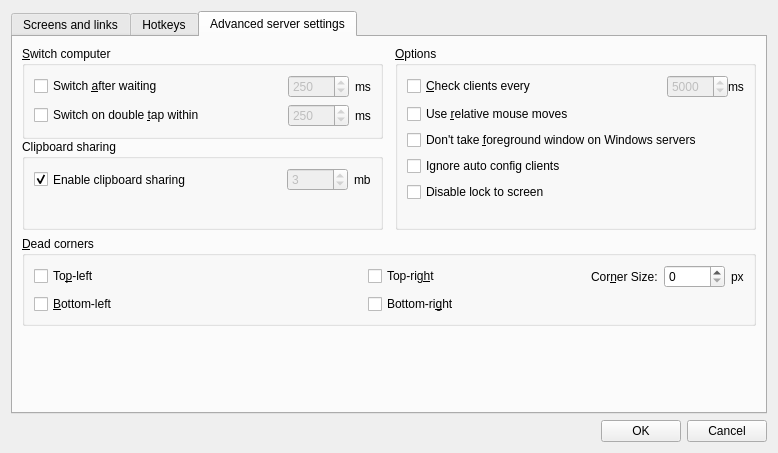
The window that src/gui/src/ServerConfigDialogBase.ui (deskflow/deskflow) describes before a commit, drawn with Qt 5.
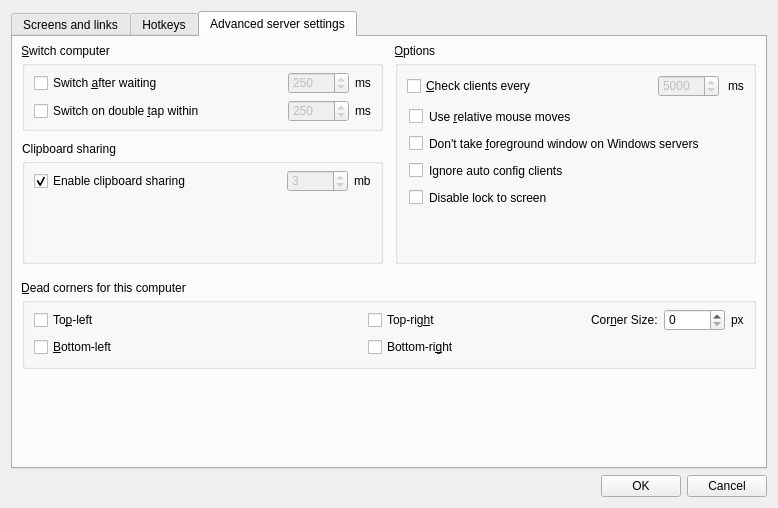
The same window after the commit. Icons and pictures are not drawn. Custom widgets are drawn as their Qt base class.

Commit message: SYNERGY-799 Fix margins for advanced tab

Patch:
```diff
--- a/src/gui/src/ServerConfigDialogBase.ui
+++ b/src/gui/src/ServerConfigDialogBase.ui
@@ -7,15 +7,27 @@
     <x>0</x>
     <y>0</y>
     <width>778</width>
-    <height>453</height>
+    <height>508</height>
    </rect>
   </property>
+  <property name="minimumSize">
+   <size>
+    <width>0</width>
+    <height>0</height>
+   </size>
+  </property>
   <property name="windowTitle">
    <string>Server Configuration</string>
   </property>
   <layout class="QVBoxLayout">
    <item>
     <widget class="QTabWidget" name="m_pTabWidget">
+     <property name="minimumSize">
+      <size>
+       <width>0</width>
+       <height>0</height>
+      </size>
+     </property>
      <property name="currentIndex">
       <number>2</number>
      </property>
@@ -339,6 +351,12 @@
        <string>Advanced server settings</string>
       </attribute>
       <layout class="QGridLayout">
+       <property name="leftMargin">
+        <number>9</number>
+       </property>
+       <property name="rightMargin">
+        <number>9</number>
+       </property>
        <item row="1" column="0">
         <layout class="QVBoxLayout" name="verticalLayout_2">
          <property name="spacing">
@@ -347,6 +365,9 @@
          <property name="topMargin">
           <number>0</number>
          </property>
+         <property name="bottomMargin">
+          <number>0</number>
+         </property>
          <item>
           <widget class="QGroupBox" name="m_pGroupSwitch">
            <property name="font">
@@ -354,10 +375,25 @@
              <kerning>true</kerning>
             </font>
            </property>
+           <property name="styleSheet">
+            <string notr="true">QGroupBox::title{
+   left: -5px;
+   top: -2px;
+}</string>
+           </property>
            <property name="title">
             <string>&amp;Switch computer</string>
            </property>
            <layout class="QVBoxLayout">
+            <property name="spacing">
+             <number>6</number>
+            </property>
+            <property name="topMargin">
+             <number>6</number>
+            </property>
+            <property name="bottomMargin">
+             <number>6</number>
+            </property>
             <item>
              <layout class="QHBoxLayout">
               <item>
@@ -467,6 +503,22 @@
            </layout>
           </widget>
          </item>
+         <item>
+          <spacer name="verticalSpacer_4">
+           <property name="orientation">
+            <enum>Qt::Vertical</enum>
+           </property>
+           <property name="sizeType">
+            <enum>QSizePolicy::Fixed</enum>
+           </property>
+           <property name="sizeHint" stdset="0">
+            <size>
+             <width>20</width>
+             <height>13</height>
+            </size>
+           </property>
+          </spacer>
+         </item>
          <item>
           <widget class="QGroupBox" name="groupBox_3">
            <property name="font">
@@ -474,12 +526,24 @@
              <kerning>true</kerning>
             </font>
            </property>
+           <property name="styleSheet">
+            <string notr="true">QGroupBox::title{
+   left: -2px;
+   top: -2px;
+}</string>
+           </property>
            <property name="title">
             <string>Clipboard sharing</string>
            </property>
            <layout class="QVBoxLayout" name="verticalLayout_3">
+            <property name="topMargin">
+             <number>6</number>
+            </property>
             <item>
              <layout class="QHBoxLayout" name="horizontalLayout">
+              <property name="spacing">
+               <number>6</number>
+              </property>
               <item>
                <widget class="QCheckBox" name="m_pCheckBoxEnableClipboard">
                 <property name="sizePolicy">
@@ -539,7 +603,7 @@
               <property name="sizeHint" stdset="0">
                <size>
                 <width>20</width>
-                <height>23</height>
+                <height>60</height>
                </size>
               </property>
              </spacer>
@@ -569,13 +633,22 @@
            <kerning>true</kerning>
           </font>
          </property>
+         <property name="styleSheet">
+          <string notr="true">QGroupBox::title{
+   left: -5px;
+   top: -2px;
+}</string>
+         </property>
          <property name="title">
-          <string>&amp;Dead corners</string>
+          <string>&amp;Dead corners for this computer</string>
          </property>
          <property name="checked">
           <bool>false</bool>
          </property>
          <layout class="QGridLayout">
+          <property name="topMargin">
+           <number>6</number>
+          </property>
           <item row="1" column="0" colspan="3">
            <widget class="QCheckBox" name="m_pCheckBoxCornerTopLeft">
             <property name="text">
@@ -650,10 +723,19 @@
              <kerning>false</kerning>
             </font>
            </property>
+           <property name="styleSheet">
+            <string notr="true">QGroupBox::title{
+   left: -5px;
+   top: -2px;
+}</string>
+           </property>
            <property name="title">
             <string>&amp;Options</string>
            </property>
            <layout class="QGridLayout">
+            <property name="verticalSpacing">
+             <number>12</number>
+            </property>
             <item row="11" column="0">
              <spacer>
               <property name="orientation">
@@ -672,6 +754,9 @@
               <property name="enabled">
                <bool>true</bool>
               </property>
+              <property name="styleSheet">
+               <string notr="true">padding-left: 2px;</string>
+              </property>
               <property name="text">
                <string>Use &amp;relative mouse moves</string>
               </property>
@@ -680,6 +765,9 @@
             <item row="0" column="0">
              <layout class="QHBoxLayout">
               <property name="spacing">
+               <number>9</number>
+              </property>
+              <property name="leftMargin">
                <number>0</number>
               </property>
               <item>
@@ -710,6 +798,12 @@
                 <property name="enabled">
                  <bool>false</bool>
                 </property>
+                <property name="sizePolicy">
+                 <sizepolicy hsizetype="Maximum" vsizetype="Fixed">
+                  <horstretch>0</horstretch>
+                  <verstretch>0</verstretch>
+                 </sizepolicy>
+                </property>
                 <property name="minimum">
                  <number>1000</number>
                 </property>
@@ -735,6 +829,9 @@
             </item>
             <item row="4" column="0">
              <widget class="QCheckBox" name="m_pCheckBoxIgnoreAutoConfigClient">
+              <property name="styleSheet">
+               <string notr="true">padding-left: 2px;</string>
+              </property>
               <property name="text">
                <string>Ignore auto config clients</string>
               </property>
@@ -742,6 +839,9 @@
             </item>
             <item row="6" column="0">
              <widget class="QCheckBox" name="m_pCheckBoxDisableLockToScreen">
+              <property name="styleSheet">
+               <string notr="true">padding-left: 2px;</string>
+              </property>
               <property name="text">
                <string>Disable lock to screen</string>
               </property>
@@ -752,6 +852,9 @@
               <property name="enabled">
                <bool>true</bool>
               </property>
+              <property name="styleSheet">
+               <string notr="true">padding-left: 2px;</string>
+              </property>
               <property name="text">
                <string>Don't take &amp;foreground window on Windows servers</string>
               </property>
@@ -762,6 +865,22 @@
          </item>
         </layout>
        </item>
+       <item row="3" column="0">
+        <spacer name="verticalSpacer_5">
+         <property name="orientation">
+          <enum>Qt::Vertical</enum>
+         </property>
+         <property name="sizeType">
+          <enum>QSizePolicy::Fixed</enum>
+         </property>
+         <property name="sizeHint" stdset="0">
+          <size>
+           <width>20</width>
+           <height>13</height>
+          </size>
+         </property>
+        </spacer>
+       </item>
       </layout>
      </widget>
     </widget>
```
Left out of the diff: 3 changed lines with no effect on the pictures.
